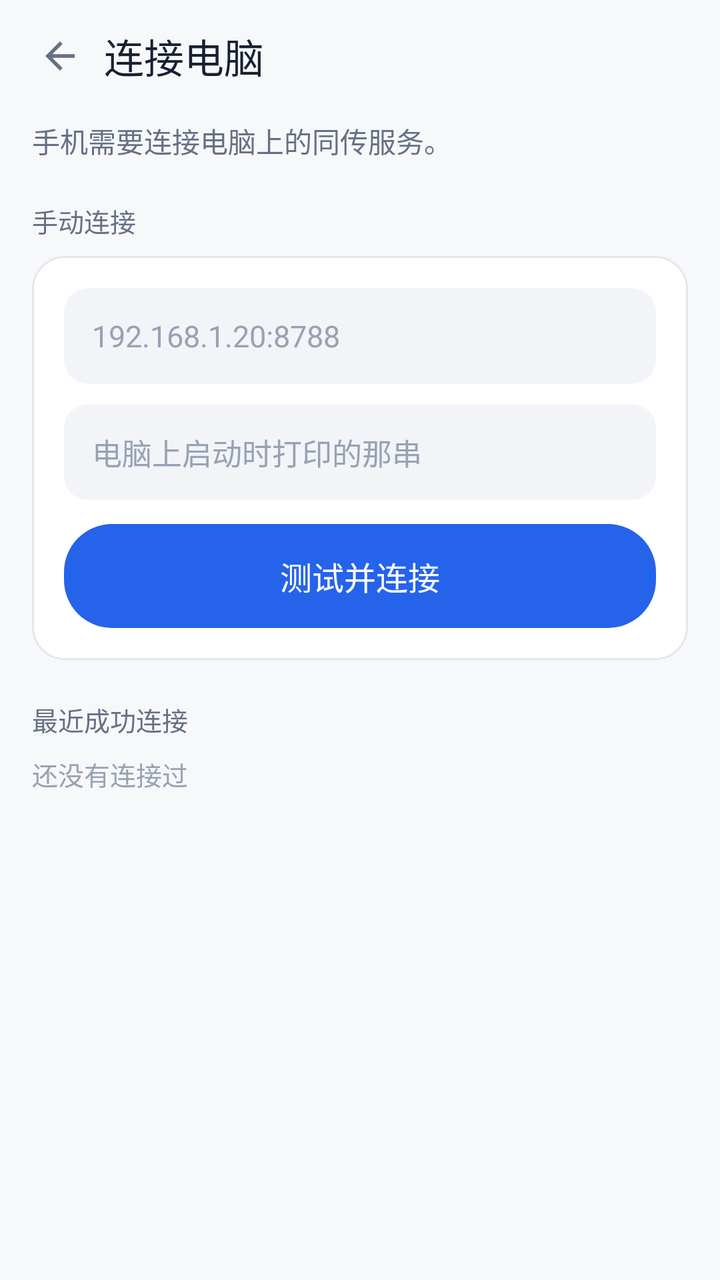
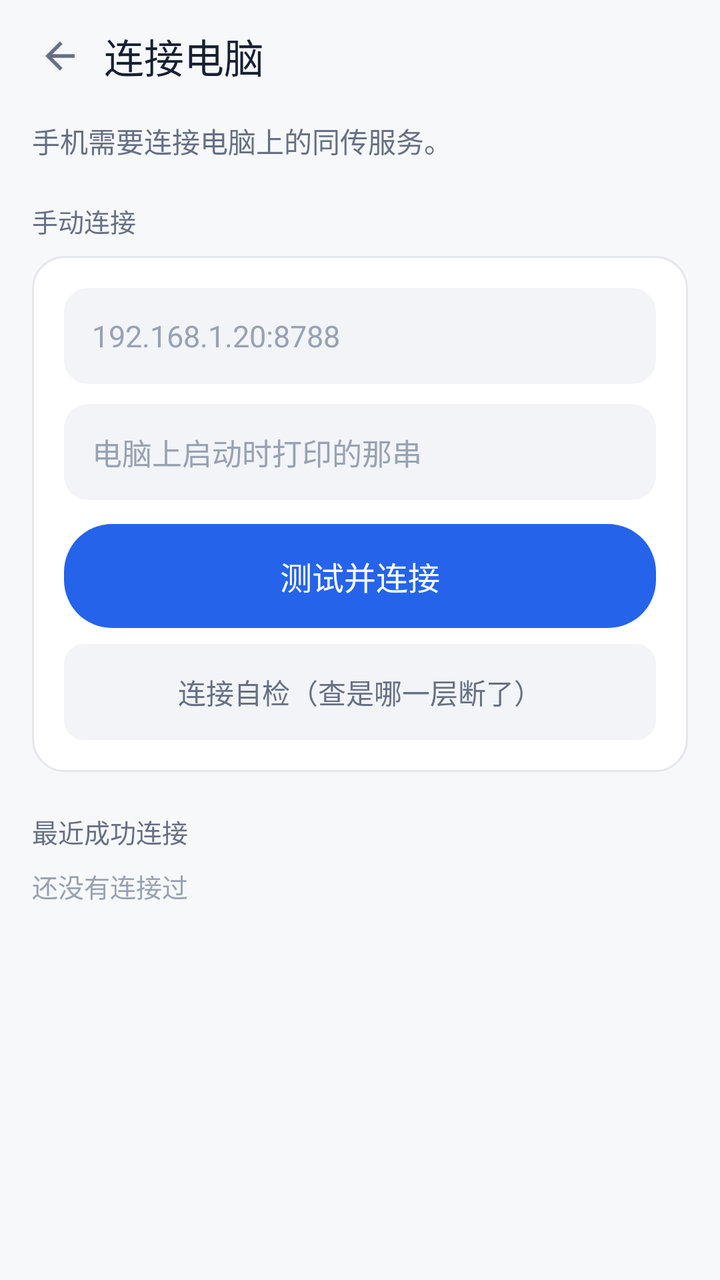

Before-and-after screenshots of an Android layout around one commit, followed by the original layout XML and the change that was made.
<!-- AndroidManifest.xml: application theme AppTheme -->
<!-- res/layout/overlay_connect.xml -->
<?xml version="1.0" encoding="utf-8"?>
<LinearLayout xmlns:android="http://schemas.android.com/apk/res/android"
    android:layout_width="match_parent"
    android:layout_height="match_parent"
    android:background="@color/page"
    android:orientation="vertical">

    <LinearLayout
        android:layout_width="match_parent"
        android:layout_height="56dp"
        android:gravity="center_vertical"
        android:orientation="horizontal"
        android:paddingStart="8dp"
        android:paddingEnd="16dp">

        <ImageView
            android:id="@+id/connectBack"
            android:layout_width="44dp"
            android:layout_height="44dp"
            android:background="@drawable/tap_icon_bare"
            android:clickable="true"
            android:contentDescription="@string/back"
            android:focusable="true"
            android:padding="11dp"
            android:src="@drawable/ic_back" />

        <TextView
            android:layout_width="0dp"
            android:layout_height="wrap_content"
            android:layout_weight="1"
            android:fontFamily="sans-serif-medium"
            android:text="@string/connect_title"
            android:textColor="@color/ink"
            android:textSize="20sp" />
    </LinearLayout>

    <ScrollView
        android:layout_width="match_parent"
        android:layout_height="0dp"
        android:layout_weight="1"
        android:clipToPadding="false"
        android:paddingStart="16dp"
        android:paddingEnd="16dp"
        android:paddingBottom="20dp"
        android:scrollbars="none">

        <LinearLayout
            android:layout_width="match_parent"
            android:layout_height="wrap_content"
            android:orientation="vertical">

            <TextView
                android:layout_width="match_parent"
                android:layout_height="wrap_content"
                android:layout_marginTop="4dp"
                android:text="@string/connect_intro"
                android:textColor="@color/ink_soft"
                android:textSize="14sp" />

            
            <TextView
                android:layout_width="match_parent"
                android:layout_height="wrap_content"
                android:layout_marginTop="20dp"
                android:layout_marginBottom="8dp"
                android:fontFamily="sans-serif-medium"
                android:text="@string/connect_manual"
                android:textColor="@color/ink_soft"
                android:textSize="13sp" />

            <LinearLayout
                android:layout_width="match_parent"
                android:layout_height="wrap_content"
                android:background="@drawable/bg_card"
                android:orientation="vertical"
                android:padding="16dp">

                <EditText
                    android:id="@+id/connectHost"
                    android:layout_width="match_parent"
                    android:layout_height="48dp"
                    android:background="@drawable/bg_input"
                    android:hint="@string/connect_address_hint"
                    android:importantForAutofill="no"
                    android:inputType="textUri"
                    android:paddingStart="14dp"
                    android:paddingEnd="14dp"
                    android:singleLine="true"
                    android:textColor="@color/ink"
                    android:textColorHint="@color/ink_faint"
                    android:textSize="15sp" />

                <EditText
                    android:id="@+id/connectSecret"
                    android:layout_width="match_parent"
                    android:layout_height="48dp"
                    android:layout_marginTop="10dp"
                    android:background="@drawable/bg_input"
                    android:hint="@string/connect_pairing_hint"
                    android:importantForAutofill="no"
                    android:inputType="text"
                    android:paddingStart="14dp"
                    android:paddingEnd="14dp"
                    android:singleLine="true"
                    android:textColor="@color/ink"
                    android:textColorHint="@color/ink_faint"
                    android:textSize="15sp" />

                <LinearLayout
                    android:id="@+id/connectTest"
                    android:layout_width="match_parent"
                    android:layout_height="52dp"
                    android:layout_marginTop="12dp"
                    android:background="@drawable/tap_primary"
                    android:clickable="true"
                    android:focusable="true"
                    android:gravity="center">

                    <TextView
                        android:id="@+id/connectTestLabel"
                        android:layout_width="wrap_content"
                        android:layout_height="wrap_content"
                        android:fontFamily="sans-serif-medium"
                        android:text="@string/connect_test"
                        android:textColor="@color/on_brand"
                        android:textSize="16sp" />
                </LinearLayout>

                
                <LinearLayout
                    android:id="@+id/connectProgress"
                    android:layout_width="match_parent"
                    android:layout_height="wrap_content"
                    android:layout_marginTop="12dp"
                    android:background="@drawable/bg_chip"
                    android:gravity="center_vertical"
                    android:orientation="horizontal"
                    android:padding="12dp"
                    android:visibility="gone">

                    <View
                        android:id="@+id/connectProgressDot"
                        android:layout_width="8dp"
                        android:layout_height="8dp"
                        android:layout_marginEnd="10dp"
                        android:background="@drawable/bg_dot" />

                    <TextView
                        android:id="@+id/connectProgressText"
                        android:layout_width="0dp"
                        android:layout_height="wrap_content"
                        android:layout_weight="1"
                        android:textColor="@color/ink_soft"
                        android:textSize="13sp" />
                </LinearLayout>
            </LinearLayout>

            
            <TextView
                android:layout_width="match_parent"
                android:layout_height="wrap_content"
                android:layout_marginTop="20dp"
                android:layout_marginBottom="8dp"
                android:fontFamily="sans-serif-medium"
                android:text="@string/connect_recent"
                android:textColor="@color/ink_soft"
                android:textSize="13sp" />

            <LinearLayout
                android:id="@+id/recentList"
                android:layout_width="match_parent"
                android:layout_height="wrap_content"
                android:orientation="vertical" />

            <TextView
                android:id="@+id/recentEmpty"
                android:layout_width="match_parent"
                android:layout_height="wrap_content"
                android:text="@string/connect_recent_empty"
                android:textColor="@color/ink_faint"
                android:textSize="13sp" />

            
            <LinearLayout
                android:id="@+id/connectDetail"
                android:layout_width="match_parent"
                android:layout_height="wrap_content"
                android:layout_marginTop="20dp"
                android:background="@drawable/bg_card"
                android:orientation="vertical"
                android:padding="16dp"
                android:visibility="gone">

                <TextView
                    android:id="@+id/detailDevice"
                    android:layout_width="match_parent"
                    android:layout_height="wrap_content"
                    android:fontFamily="sans-serif-medium"
                    android:textColor="@color/ink"
                    android:textSize="15sp" />

                <TextView
                    android:id="@+id/detailAddress"
                    android:layout_width="match_parent"
                    android:layout_height="wrap_content"
                    android:layout_marginTop="4dp"
                    android:textColor="@color/ink_soft"
                    android:textSize="13sp" />

                <View
                    android:layout_width="match_parent"
                    android:layout_height="1dp"
                    android:layout_marginTop="12dp"
                    android:background="@drawable/divider" />

                <TextView
                    android:layout_width="match_parent"
                    android:layout_height="wrap_content"
                    android:layout_marginTop="12dp"
                    android:text="@string/detail_caps"
                    android:textColor="@color/ink_soft"
                    android:textSize="13sp" />

                <TextView
                    android:layout_width="match_parent"
                    android:layout_height="wrap_content"
                    android:layout_marginTop="4dp"
                    android:text="@string/detail_caps_langs"
                    android:textColor="@color/ink_soft"
                    android:textSize="13sp" />

                <TextView
                    android:layout_width="match_parent"
                    android:layout_height="wrap_content"
                    android:layout_marginTop="4dp"
                    android:text="@string/detail_caps_audio"
                    android:textColor="@color/ink_soft"
                    android:textSize="13sp" />
            </LinearLayout>
        </LinearLayout>
    </ScrollView>
</LinearLayout>
<!-- resources referenced by this layout -->
<resources>
  <color name="ink">#172033</color>
  <color name="ink_faint">#98A2B3</color>
  <color name="ink_soft">#667085</color>
  <color name="on_brand">#FFFFFF</color>
  <color name="page">#F7F8FA</color>
  <!-- drawable bg_card (drawable) -->
  <?xml version="1.0" encoding="utf-8"?>
  <shape xmlns:android="http://schemas.android.com/apk/res/android" android:shape="rectangle">
      <solid android:color="@color/surface" />
      <stroke android:width="1dp" android:color="@color/line" />
      <corners android:radius="16dp" />
  </shape>
  <!-- drawable bg_chip (drawable) -->
  <?xml version="1.0" encoding="utf-8"?>
  <shape xmlns:android="http://schemas.android.com/apk/res/android" android:shape="rectangle">
      <solid android:color="@color/surface_alt" />
      <corners android:radius="10dp" />
  </shape>
  <!-- drawable bg_dot (drawable) -->
  <?xml version="1.0" encoding="utf-8"?>
  <shape xmlns:android="http://schemas.android.com/apk/res/android" android:shape="oval">
      <solid android:color="#FFFFFF" />
  </shape>
  <!-- drawable bg_input (drawable) -->
  <?xml version="1.0" encoding="utf-8"?>
  <shape xmlns:android="http://schemas.android.com/apk/res/android" android:shape="rectangle">
      <solid android:color="@color/surface_alt" />
      <corners android:radius="12dp" />
  </shape>
  <!-- drawable divider (drawable) -->
  <?xml version="1.0" encoding="utf-8"?>
  <shape xmlns:android="http://schemas.android.com/apk/res/android" android:shape="rectangle">
      <solid android:color="@color/line_soft" />
  </shape>
  <!-- drawable ic_back (drawable) -->
  <?xml version="1.0" encoding="utf-8"?>
  <vector xmlns:android="http://schemas.android.com/apk/res/android"
      android:width="22dp" android:height="22dp"
      android:viewportWidth="24" android:viewportHeight="24">
      <path android:fillColor="@color/ink_soft"
          android:pathData="M20,11H7.83l5.59,-5.59L12,4l-8,8 8,8 1.41,-1.41L7.83,13H20v-2z" />
  </vector>
  <!-- drawable tap_icon_bare (drawable) -->
  <?xml version="1.0" encoding="utf-8"?>
  <ripple xmlns:android="http://schemas.android.com/apk/res/android"
      android:color="@color/ripple_light">
      <item>
          <shape android:shape="oval">
              <solid android:color="#00000000" />
          </shape>
      </item>
  </ripple>
  <!-- drawable tap_primary (drawable) -->
  <?xml version="1.0" encoding="utf-8"?>
  <ripple xmlns:android="http://schemas.android.com/apk/res/android"
      android:color="@color/ripple_dark">
      <item>
          <shape android:shape="rectangle">
              <solid android:color="@color/brand" />
              <corners android:radius="24dp" />
          </shape>
      </item>
  </ripple>
  <string name="back">返回</string>
  <string name="connect_address_hint">192.168.1.20:8788</string>
  <string name="connect_intro">手机需要连接电脑上的同传服务。</string>
  <string name="connect_manual">手动连接</string>
  <string name="connect_pairing_hint">电脑上启动时打印的那串</string>
  <string name="connect_recent">最近成功连接</string>
  <string name="connect_recent_empty">还没有连接过</string>
  <string name="connect_test">测试并连接</string>
  <string name="connect_title">连接电脑</string>
  <string name="detail_caps">服务能力</string>
  <string name="detail_caps_audio">译文语音：不提供</string>
  <string name="detail_caps_langs">支持语言：简体中文 ↔ 巴西葡语</string>
  <style name="AppTheme" parent="@android:style/Theme.Material.Light.NoActionBar">
          <item name="android:windowBackground">@color/page</item>
          <item name="android:statusBarColor">@color/page</item>
          <item name="android:windowLightStatusBar">true</item>
          <item name="android:navigationBarColor">@color/page</item>
          <item name="android:colorAccent">@color/brand</item>
      </style>
  <color name="surface">#FFFFFF</color>
  <color name="line">#E4E7EC</color>
  <color name="surface_alt">#F2F4F7</color>
  <color name="line_soft">#EEF0F4</color>
  <color name="ripple_light">#14000000</color>
  <color name="ripple_dark">#33FFFFFF</color>
  <color name="brand">#2563EB</color>
</resources>

<!-- the commit's change to res/layout/overlay_connect.xml (unified diff, before → after) -->
@@ -128,6 +128,25 @@
 
                 
                 <LinearLayout
+                    android:id="@+id/connectSelfCheck"
+                    android:layout_width="match_parent"
+                    android:layout_height="48dp"
+                    android:layout_marginTop="8dp"
+                    android:background="@drawable/bg_chip"
+                    android:clickable="true"
+                    android:focusable="true"
+                    android:gravity="center">
+
+                    <TextView
+                        android:layout_width="wrap_content"
+                        android:layout_height="wrap_content"
+                        android:text="@string/connect_selfcheck"
+                        android:textColor="@color/ink_soft"
+                        android:textSize="14sp" />
+                </LinearLayout>
+
+                
+                <LinearLayout
                     android:id="@+id/connectProgress"
                     android:layout_width="match_parent"
                     android:layout_height="wrap_content"
<!-- resource entries referenced after the edit -->
@@ -70,6 +70,7 @@
   <string name="connect_pairing_hint">电脑上启动时打印的那串</string>
   <string name="connect_recent">最近成功连接</string>
   <string name="connect_recent_empty">还没有连接过</string>
+  <string name="connect_selfcheck">连接自检（查是哪一层断了）</string>
   <string name="connect_test">测试并连接</string>
   <string name="connect_title">连接电脑</string>
   <string name="detail_caps">服务能力</string>
